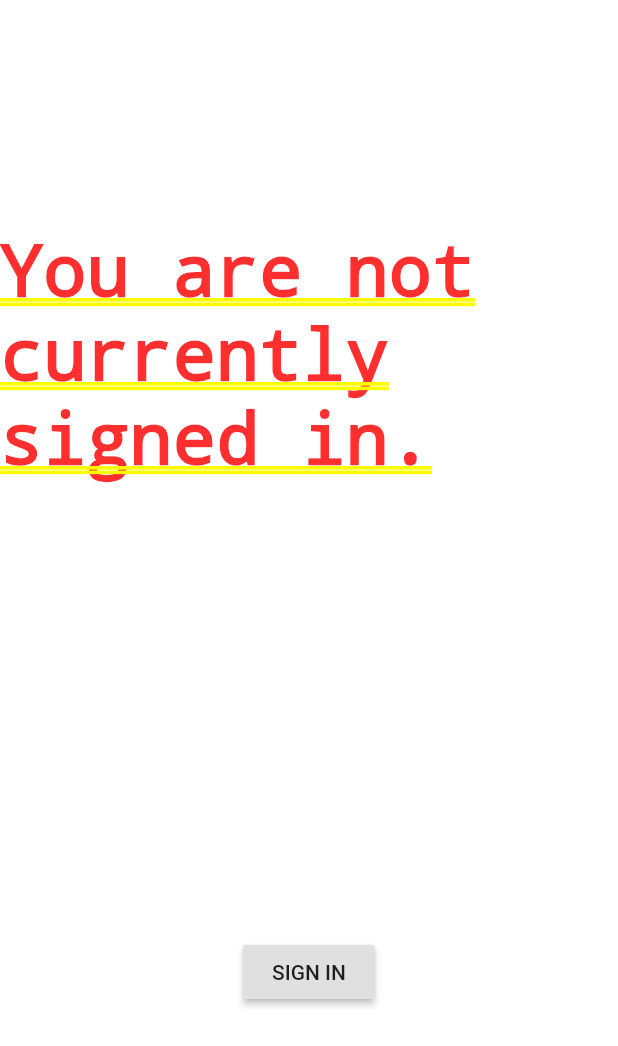
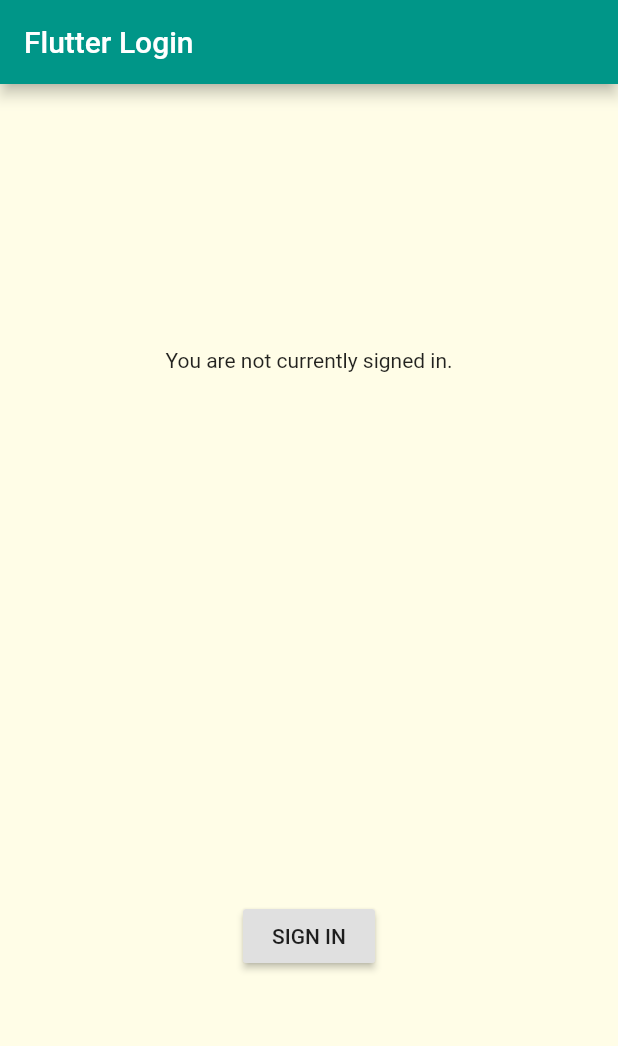
Before and after one commit to miris-mp/loginFb, a Flutter app: the screen it shows after launch, on a phone screen of 412 x 824 dp. Shown: the top 1046 px of the screen. Run offline on Flutter 3.47's test engine with Material 2 defaults, Android fonts, the phone set to English and light mode, and no system bars; our stand-ins replace google_sign_in.

Commit message:
login google

```diff
--- a/lib/main.dart
+++ b/lib/main.dart
@@ -16,9 +16,17 @@ void main() {
 class MyApp extends StatelessWidget {
  @override
   Widget build(BuildContext context) {
+    var scaffold = Scaffold(
+        backgroundColor: Colors.yellow[50],
+        appBar: AppBar(
+          title: Text("Flutter Login"),
+          backgroundColor: Colors.teal ,
+          ),
+        body: Center(child:_buildBody()),
+      );
     return MaterialApp(
       title: "Facebook Login",
-      home: _buildBody()
+      home: scaffold,
     );
   }
 
```
